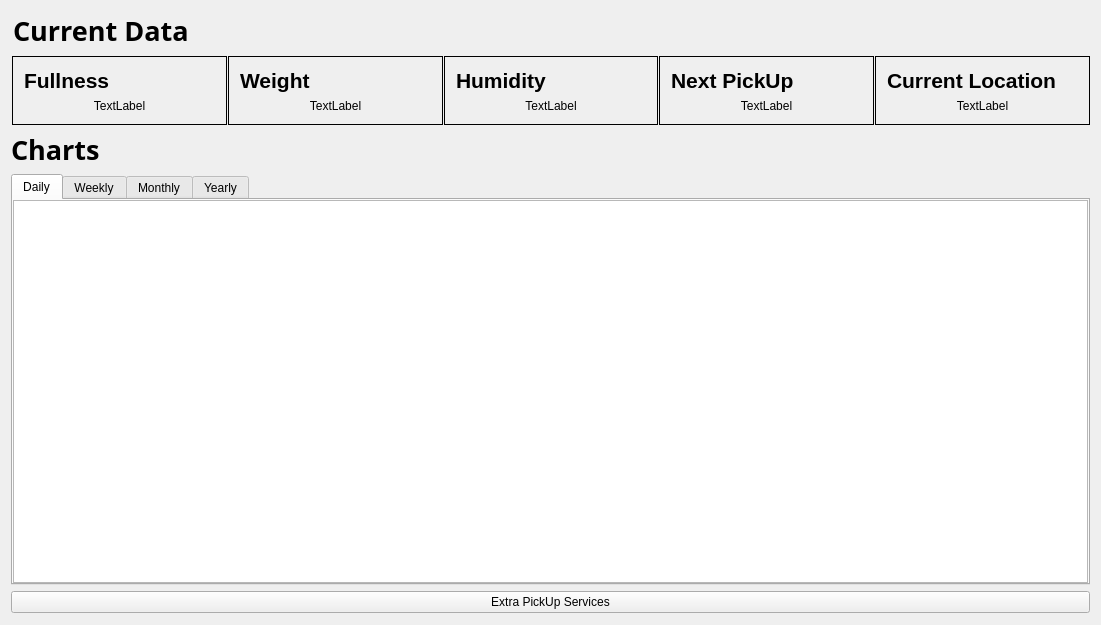
Before: the Qt Designer form datawindow.ui in EduPonz/SmartTrashCan_B376, drawn with Qt 5.
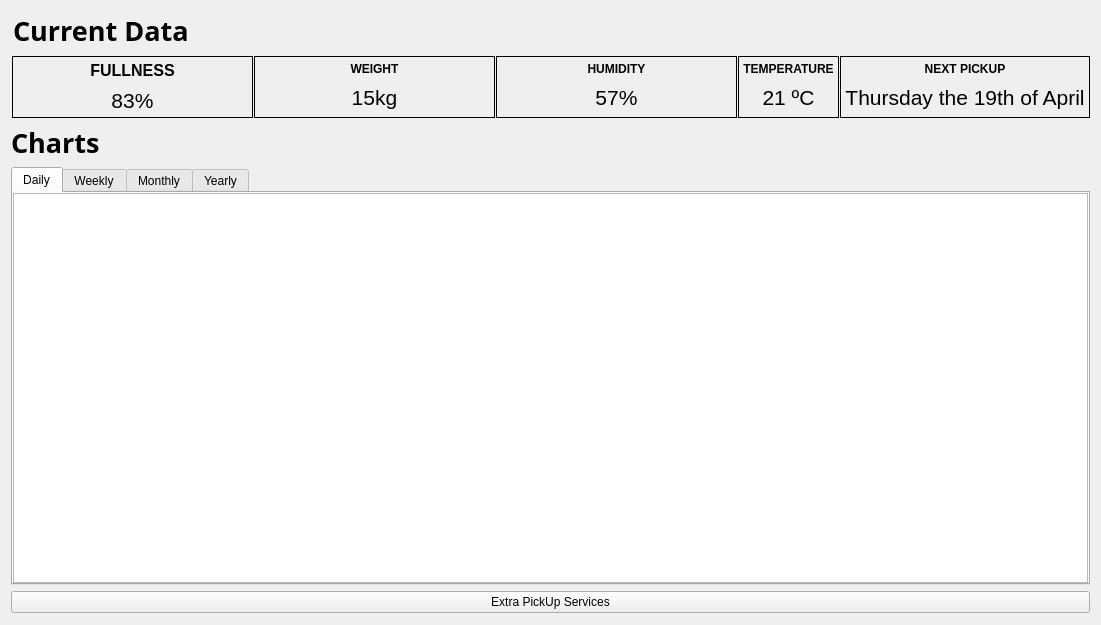
After: the same form once the commit is applied. The open tabs and pages were chosen to show the change. Icons and pictures are not drawn.

Commit message: Changed buttons for each data in the data window to push buttons.

Diff of the .ui file:
```diff
--- a/datawindow.ui
+++ b/datawindow.ui
@@ -81,7 +81,7 @@
         </item>
         <item>
          <widget class="QWidget" name="CurrentDataBoxes" native="true">
-          <layout class="QHBoxLayout" name="horizontalLayout" stretch="1,1,1,1,1">
+          <layout class="QHBoxLayout" name="horizontalLayout" stretch="1,1,1,0,0">
            <property name="spacing">
             <number>1</number>
            </property>
@@ -108,34 +108,66 @@
              <property name="midLineWidth">
               <number>0</number>
              </property>
-             <layout class="QVBoxLayout" name="verticalLayout_3" stretch="1,8">
+             <layout class="QVBoxLayout" name="verticalLayout_3" stretch="1,2">
+              <property name="spacing">
+               <number>0</number>
+              </property>
+              <property name="leftMargin">
+               <number>0</number>
+              </property>
+              <property name="topMargin">
+               <number>0</number>
+              </property>
+              <property name="rightMargin">
+               <number>0</number>
+              </property>
+              <property name="bottomMargin">
+               <number>0</number>
+              </property>
               <item>
-               <widget class="QLabel" name="FullnessTitle">
+               <widget class="QPushButton" name="fullnessTitleButton">
+                <property name="maximumSize">
+                 <size>
+                  <width>16777214</width>
+                  <height>16777215</height>
+                 </size>
+                </property>
                 <property name="font">
                  <font>
-                  <pointsize>16</pointsize>
+                  <pointsize>12</pointsize>
                   <weight>75</weight>
                   <bold>true</bold>
                  </font>
                 </property>
                 <property name="text">
-                 <string>Fullness</string>
+                 <string>FULLNESS</string>
                 </property>
-                <property name="scaledContents">
+                <property name="checkable">
+                 <bool>true</bool>
+                </property>
+                <property name="flat">
                  <bool>true</bool>
                 </property>
                </widget>
               </item>
               <item>
-               <widget class="QLabel" name="FullnessData">
-                <property name="autoFillBackground">
-                 <bool>true</bool>
+               <widget class="QPushButton" name="fullnessDataButton">
+                <property name="font">
+                 <font>
+                  <pointsize>16</pointsize>
+                 </font>
                 </property>
                 <property name="text">
-                 <string>TextLabel</string>
+                 <string>83%</string>
                 </property>
-                <property name="alignment">
-                 <set>Qt::AlignCenter</set>
+                <property name="checkable">
+                 <bool>true</bool>
+                </property>
+                <property name="checked">
+                 <bool>false</bool>
+                </property>
+                <property name="flat">
+                 <bool>true</bool>
                 </property>
                </widget>
               </item>
@@ -147,28 +179,56 @@
              <property name="frameShape">
               <enum>QFrame::Box</enum>
              </property>
-             <layout class="QVBoxLayout" name="verticalLayout_4" stretch="1,8">
+             <layout class="QVBoxLayout" name="verticalLayout_4" stretch="1,2">
+              <property name="spacing">
+               <number>0</number>
+              </property>
+              <property name="leftMargin">
+               <number>0</number>
+              </property>
+              <property name="topMargin">
+               <number>0</number>
+              </property>
+              <property name="rightMargin">
+               <number>0</number>
+              </property>
+              <property name="bottomMargin">
+               <number>0</number>
+              </property>
               <item>
-               <widget class="QLabel" name="WeightTitle">
+               <widget class="QPushButton" name="weigthTitleButton">
                 <property name="font">
                  <font>
-                  <pointsize>16</pointsize>
                   <weight>75</weight>
                   <bold>true</bold>
                  </font>
                 </property>
                 <property name="text">
-                 <string>Weight</string>
+                 <string>WEIGHT</string>
+                </property>
+                <property name="checkable">
+                 <bool>true</bool>
+                </property>
+                <property name="flat">
+                 <bool>true</bool>
                 </property>
                </widget>
               </item>
               <item>
-               <widget class="QLabel" name="WeightData">
+               <widget class="QPushButton" name="weightDataButton">
+                <property name="font">
+                 <font>
+                  <pointsize>16</pointsize>
+                 </font>
+                </property>
                 <property name="text">
-                 <string>TextLabel</string>
+                 <string>15kg</string>
                 </property>
-                <property name="alignment">
-                 <set>Qt::AlignCenter</set>
+                <property name="checkable">
+                 <bool>true</bool>
+                </property>
+                <property name="flat">
+                 <bool>true</bool>
                 </property>
                </widget>
               </item>
@@ -180,28 +240,117 @@
              <property name="frameShape">
               <enum>QFrame::Box</enum>
              </property>
-             <layout class="QVBoxLayout" name="verticalLayout_5" stretch="1,8">
+             <layout class="QVBoxLayout" name="verticalLayout_5" stretch="1,2">
+              <property name="spacing">
+               <number>0</number>
+              </property>
+              <property name="leftMargin">
+               <number>0</number>
+              </property>
+              <property name="topMargin">
+               <number>0</number>
+              </property>
+              <property name="rightMargin">
+               <number>0</number>
+              </property>
+              <property name="bottomMargin">
+               <number>0</number>
+              </property>
               <item>
-               <widget class="QLabel" name="HumidityTitle">
+               <widget class="QPushButton" name="humidityTitleButton">
                 <property name="font">
                  <font>
+                  <weight>75</weight>
+                  <bold>true</bold>
+                 </font>
+                </property>
+                <property name="text">
+                 <string>HUMIDITY</string>
+                </property>
+                <property name="checkable">
+                 <bool>true</bool>
+                </property>
+                <property name="flat">
+                 <bool>true</bool>
+                </property>
+               </widget>
+              </item>
+              <item>
+               <widget class="QPushButton" name="humidityDataButton">
+                <property name="font">
+                 <font>
                   <pointsize>16</pointsize>
+                 </font>
+                </property>
+                <property name="text">
+                 <string>57%</string>
+                </property>
+                <property name="checkable">
+                 <bool>true</bool>
+                </property>
+                <property name="flat">
+                 <bool>true</bool>
+                </property>
+               </widget>
+              </item>
+             </layout>
+            </widget>
+           </item>
+           <item>
+            <widget class="QFrame" name="Temperature">
+             <property name="frameShape">
+              <enum>QFrame::Box</enum>
+             </property>
+             <layout class="QVBoxLayout" name="verticalLayout_7" stretch="1,2">
+              <property name="spacing">
+               <number>0</number>
+              </property>
+              <property name="leftMargin">
+               <number>0</number>
+              </property>
+              <property name="topMargin">
+               <number>0</number>
+              </property>
+              <property name="rightMargin">
+               <number>0</number>
+              </property>
+              <property name="bottomMargin">
+               <number>0</number>
+              </property>
+              <item>
+               <widget class="QPushButton" name="temperatureDataButton">
+                <property name="font">
+                 <font>
                   <weight>75</weight>
                   <bold>true</bold>
                  </font>
                 </property>
                 <property name="text">
-                 <string>Humidity</string>
+                 <string>TEMPERATURE</string>
                 </property>
+                <property name="checkable">
+                 <bool>true</bool>
+                </property>
+                <property name="flat">
+                 <bool>true</bool>
+                </property>
                </widget>
               </item>
               <item>
-               <widget class="QLabel" name="HumidityData">
+               <widget class="QPushButton" name="temperatutureTitleButton">
+                <property name="font">
+                 <font>
+                  <pointsize>16</pointsize>
+                 </font>
+                </property>
                 <property name="text">
-                 <string>TextLabel</string>
+                 <string>21 ºC</string>
                 </property>
-                <property name="alignment">
-                 <set>Qt::AlignCenter</set>
+                <property name="checkable">
+                 <bool>true</bool>
+                </property>
+                <property name="flat">
+                 <bool>true</bool>
                 </property>
                </widget>
               </item>
@@ -213,70 +362,56 @@
              <property name="frameShape">
               <enum>QFrame::Box</enum>
              </property>
-             <layout class="QVBoxLayout" name="verticalLayout_6" stretch="1,8">
+             <layout class="QVBoxLayout" name="verticalLayout_6" stretch="1,2">
+              <property name="spacing">
+               <number>0</number>
+              </property>
+              <property name="leftMargin">
+               <number>0</number>
+              </property>
+              <property name="topMargin">
+               <number>0</number>
+              </property>
+              <property name="rightMargin">
+               <number>0</number>
+              </property>
+              <property name="bottomMargin">
+               <number>0</number>
+              </property>
               <item>
-               <widget class="QLabel" name="TimeUntilNextPickUpTitle">
+               <widget class="QPushButton" name="nextPickUpTitleButton">
                 <property name="font">
                  <font>
-                  <pointsize>16</pointsize>
                   <weight>75</weight>
                   <bold>true</bold>
                  </font>
                 </property>
                 <property name="text">
-                 <string>Next PickUp</string>
+                 <string>NEXT PICKUP</string>
                 </property>
-               </widget>
-              </item>
-              <item>
-               <widget class="QLabel" name="TimeUntilNextPickUpData">
-                <property name="text">
-                 <string>TextLabel</string>
+                <property name="checkable">
+                 <bool>true</bool>
                 </property>
-                <property name="alignment">
-                 <set>Qt::AlignCenter</set>
+                <property name="flat">
+                 <bool>true</bool>
                 </property>
                </widget>
               </item>
-             </layout>
-            </widget>
-           </item>
-           <item>
-            <widget class="QFrame" name="CurrentLocation">
-             <property name="frameShape">
-              <enum>QFrame::Box</enum>
-             </property>
-             <layout class="QVBoxLayout" name="verticalLayout_7" stretch="1,8">
               <item>
-               <widget class="QLabel" name="CurrentLocationTitle">
+               <widget class="QPushButton" name="nextPickUpDataButton">
                 <property name="font">
                  <font>
                   <pointsize>16</pointsize>
-                  <weight>75</weight>
-                  <bold>true</bold>
                  </font>
                 </property>
                 <property name="text">
-                 <string>Current Location</string>
+                 <string>Thursday the 19th of April</string>
                 </property>
-               </widget>
-              </item>
-              <item>
-               <widget class="QLabel" name="CurrentLocationData">
-                <property name="sizePolicy">
-                 <sizepolicy hsizetype="Preferred" vsizetype="Preferred">
-                  <horstretch>0</horstretch>
-                  <verstretch>0</verstretch>
-                 </sizepolicy>
+                <property name="checkable">
+                 <bool>true</bool>
                 </property>
-                <property name="autoFillBackground">
-                 <bool>false</bool>
-                </property>
-                <property name="text">
-                 <string>TextLabel</string>
-                </property>
-                <property name="alignment">
-                 <set>Qt::AlignCenter</set>
+                <property name="flat">
+                 <bool>true</bool>
                 </property>
                </widget>
               </item>
```
Left out of the diff: 5 changed lines with no effect on the pictures. The commit also changes 2 other files.
